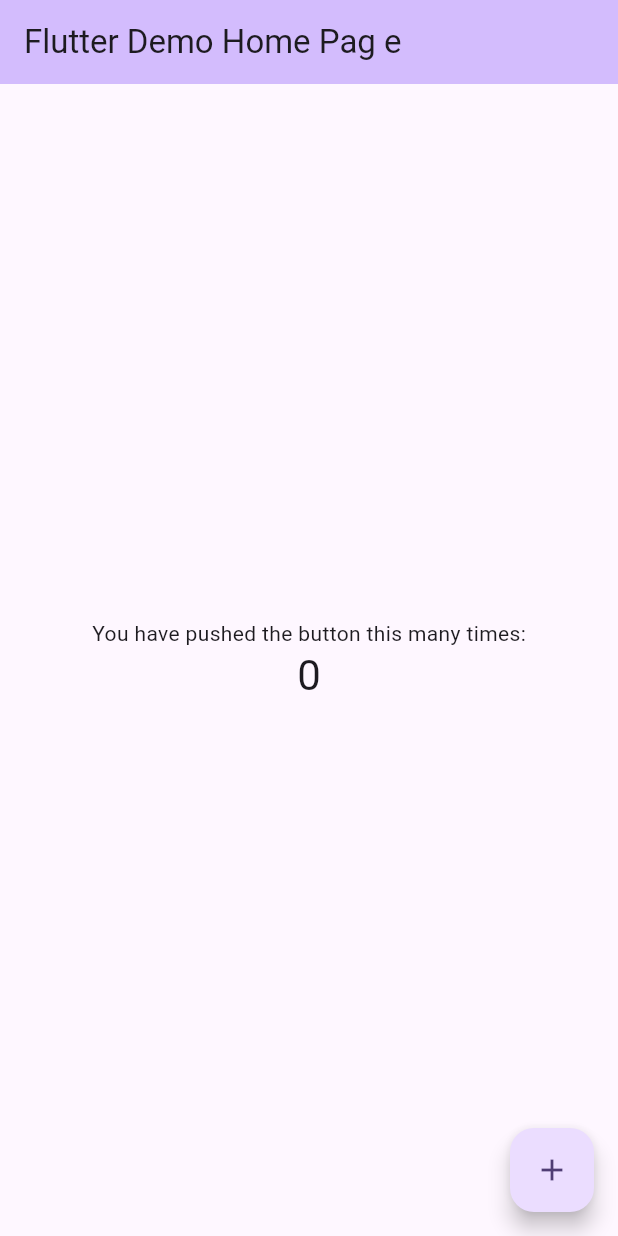
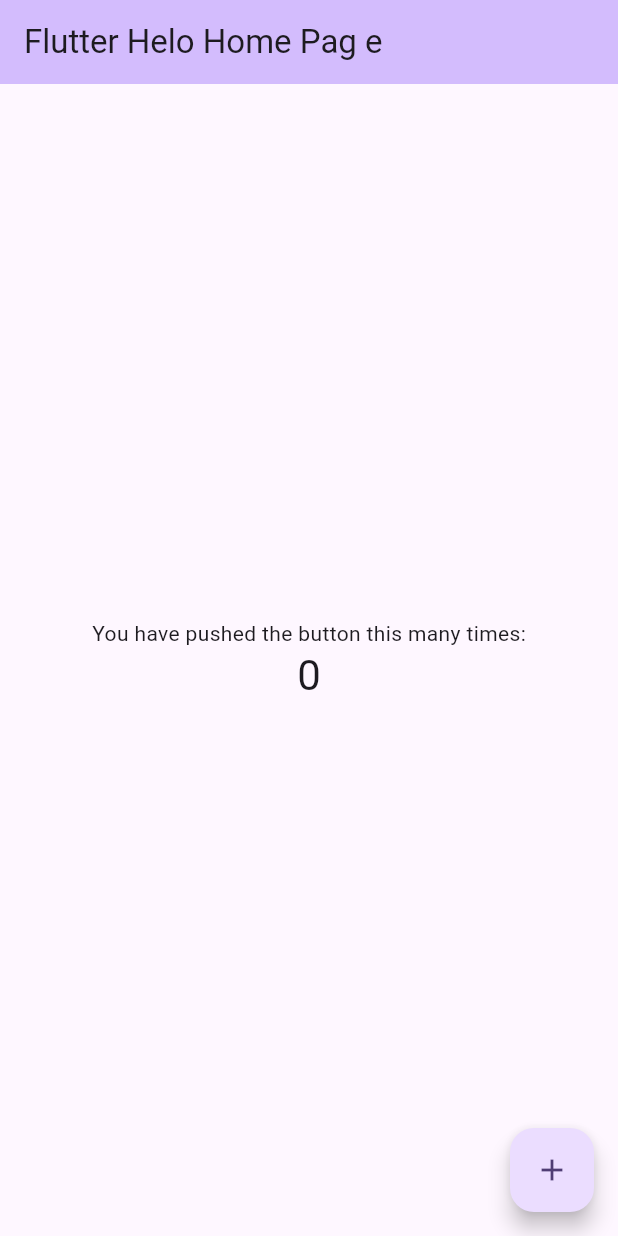
Before and after one commit to shivam2212G/LoventaApp, a Flutter app: the screen it shows after launch, on a phone screen of 412 x 824 dp. Run offline on Flutter 3.47's test engine with Material 3 defaults, Android fonts, the phone set to English and light mode, and no system bars.

Commit message:
Loventa Thied Commit

```diff
--- a/lib/main.dart
+++ b/lib/main.dart
@@ -16,7 +16,7 @@ class MyApp extends StatelessWidget {
         colorScheme: ColorScheme.fromSeed(seedColor: Colors.deepPurple),
         useMaterial3: true,
       ),
-      home: const MyHomePage(title: 'Flutter Demo Home Pag e'),
+      home: const MyHomePage(title: 'Flutter Helo Home Pag e'),
     );
   }
 }
```
